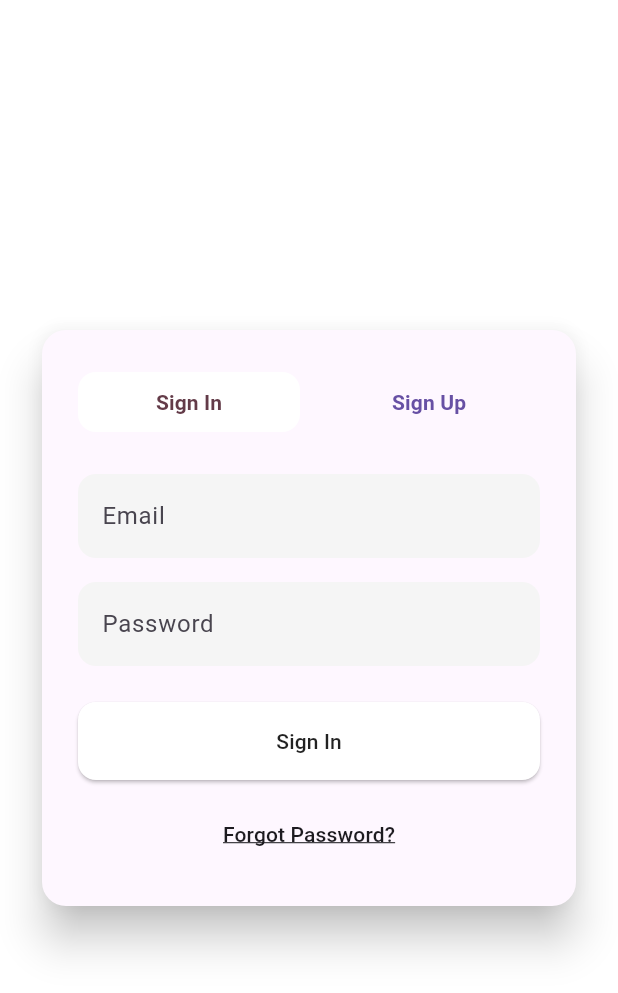
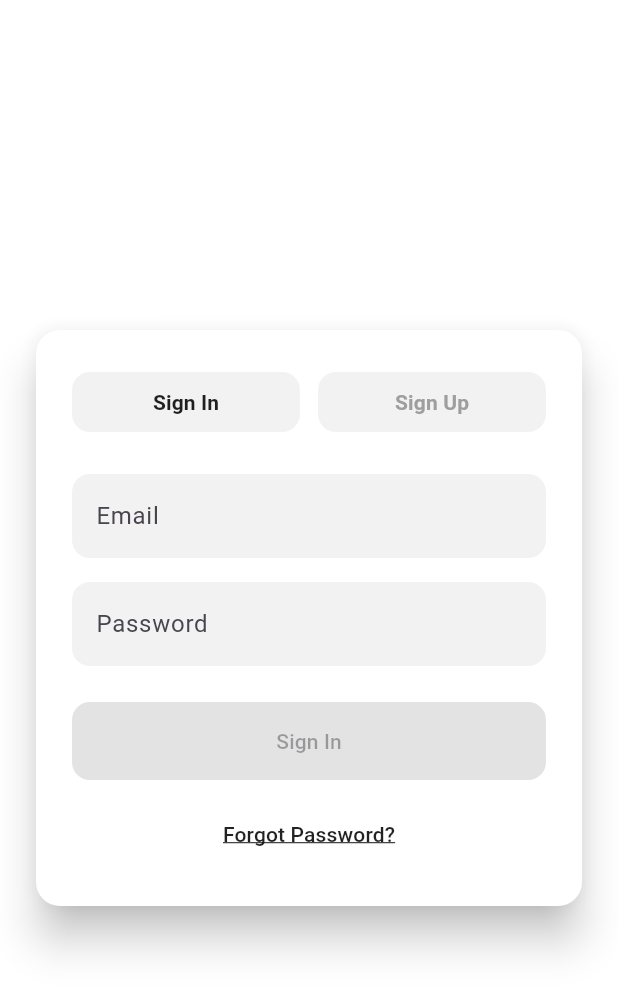
Before and after one commit to mustafayldz/harmoniGlow, a Flutter app: the screen it shows after launch, after a tap on "Sign In", on a phone screen of 412 x 824 dp. Shown: the top 993 px of the screen. Run offline on Flutter 3.47's test engine with Material 3 defaults, Android fonts, the phone set to English and light mode, and no system bars; drawn by our look-alikes of modal_progress_hud_nsn; our stand-ins replace firebase_analytics, firebase_auth, firebase_core, flutter_bloc, flutter_blue_plus, get_it and 7 more; missing offline and left inert: flex_color_picker; accounts and stored records are empty.

Commit message:
auth page bug fixed

```diff
--- a/lib/app_routes.dart
+++ b/lib/app_routes.dart
@@ -1,14 +1,14 @@
 import 'package:drumly/screens/bluetooth/find_devices.dart';
-import 'package:drumly/screens/home_page.dart';
-import 'package:drumly/screens/login/login_view.dart';
+import 'package:drumly/screens/home_view.dart';
+import 'package:drumly/screens/auth/auth_view.dart';
 import 'package:drumly/screens/splash/splash.dart';
 import 'package:flutter/material.dart';
 
 class AppRoute {
   final GlobalKey<NavigatorState> navigatorKey = GlobalKey<NavigatorState>();
   static getRoute() => <String, WidgetBuilder>{
-        '/login': (context) => const LoginView(),
-        '/home': (context) => const HomePage(),
+        '/auth': (context) => const AuthView(),
+        '/home': (context) => const HomeView(),
         '/splash': (context) => const SplashView(),
         '/findDevices': (context) => const FindDevicesScreen(),
       };
@@ -17,7 +17,7 @@ class AppRoute {
 
   static generateRoute(RouteSettings routeSettings) {
     if (routeSettings.name == '/home') {
-      return MaterialPageRoute(builder: (context) => const HomePage());
+      return MaterialPageRoute(builder: (context) => const HomeView());
     }
   }
 }
--- /dev/null
+++ b/lib/screens/auth/auth_view.dart
@@ -0,0 +1,216 @@
+import 'package:drumly/provider/app_provider.dart';
+import 'package:drumly/screens/auth/auth_viewmodel.dart';
+import 'package:flutter/material.dart';
+import 'package:provider/provider.dart';
+
+class AuthView extends StatefulWidget {
+  const AuthView({super.key});
+
+  @override
+  State<AuthView> createState() => _AuthViewState();
+}
+
+class _AuthViewState extends State<AuthView> {
+  late AuthViewModel viewModel;
+
+  @override
+  void initState() {
+    super.initState();
+    viewModel = AuthViewModel();
+    viewModel.init();
+  }
+
+  @override
+  void dispose() {
+    viewModel.disposeControllers();
+    super.dispose();
+  }
+
+  @override
+  Widget build(BuildContext context) =>
+      ChangeNotifierProvider<AuthViewModel>.value(
+        value: viewModel,
+        child: const AuthViewBody(),
+      );
+}
+
+class AuthViewBody extends StatelessWidget {
+  const AuthViewBody({super.key});
+
+  @override
+  Widget build(BuildContext context) {
+    final viewModel = context.watch<AuthViewModel>();
+    final appProvider = context.watch<AppProvider>();
+
+    final isDark = appProvider.isDarkMode;
+    final backgroundColor = isDark ? const Color(0xFF212121) : Colors.white;
+    final fieldColor =
+        isDark ? const Color(0xFF2E2E2E) : const Color(0xFFF2F2F2);
+    final buttonColor = isDark ? Colors.blueAccent : Colors.black;
+    final buttonTextColor = Colors.white;
+    final textColor = isDark ? Colors.white : Colors.black87;
+
+    return Scaffold(
+      body: Padding(
+        padding: const EdgeInsets.all(20),
+        child: Center(
+          child: Card(
+            color: backgroundColor,
+            elevation: 12,
+            shape: RoundedRectangleBorder(
+              borderRadius: BorderRadius.circular(16),
+            ),
+            child: Padding(
+              padding: const EdgeInsets.all(24),
+              child: Column(
+                mainAxisSize: MainAxisSize.min,
+                children: [
+                  Row(
+                    children: [
+                      Expanded(
+                        child: TextButton(
+                          onPressed: () => viewModel.toggleMode(true),
+                          style: TextButton.styleFrom(
+                            backgroundColor: fieldColor,
+                            shape: RoundedRectangleBorder(
+                              borderRadius: BorderRadius.circular(12),
+                            ),
+                          ),
+                          child: Text(
+                            'Sign In',
+                            style: TextStyle(
+                              color: viewModel.isLoginMode
+                                  ? textColor
+                                  : Colors.grey,
+                              fontWeight: FontWeight.bold,
+                            ),
+                          ),
+                        ),
+                      ),
+                      const SizedBox(width: 12),
+                      Expanded(
+                        child: TextButton(
+                          onPressed: () => viewModel.toggleMode(false),
+                          style: TextButton.styleFrom(
+                            backgroundColor: fieldColor,
+                            shape: RoundedRectangleBorder(
+                              borderRadius: BorderRadius.circular(12),
+                            ),
+                          ),
+                          child: Text(
+                            'Sign Up',
+                            style: TextStyle(
+                              color: !viewModel.isLoginMode
+                                  ? textColor
+                                  : Colors.grey,
+                              fontWeight: FontWeight.bold,
+                            ),
+                          ),
+                        ),
+                      ),
+                    ],
+                  ),
+                  const SizedBox(height: 24),
+                  if (!viewModel.isLoginMode)
+                    TextField(
+                      controller: viewModel.nameController,
+                      style: TextStyle(color: textColor),
+                      decoration: InputDecoration(
+                        labelText: 'Name',
+                        filled: true,
+                        fillColor: fieldColor,
+                        border: OutlineInputBorder(
+                          borderRadius: BorderRadius.circular(12),
+                          borderSide: BorderSide.none,
+                        ),
+                      ),
+                    ),
+                  if (!viewModel.isLoginMode) const SizedBox(height: 16),
+                  TextField(
+                    controller: viewModel.emailController,
+                    keyboardType: TextInputType.emailAddress,
+                    style: TextStyle(color: textColor),
+                    decoration: InputDecoration(
+                      labelText: 'Email',
+                      filled: true,
+                      fillColor: fieldColor,
+                      border: OutlineInputBorder(
+                        borderRadius: BorderRadius.circular(12),
+                        borderSide: BorderSide.none,
+                      ),
+                    ),
+                  ),
+                  const SizedBox(height: 16),
+                  TextField(
+                    controller: viewModel.passwordController,
+                    obscureText: true,
+                    style: TextStyle(color: textColor),
+                    decoration: InputDecoration(
+                      labelText: 'Password',
+                      filled: true,
+                      fillColor: fieldColor,
+                      border: OutlineInputBorder(
+                        borderRadius: BorderRadius.circular(12),
+                        borderSide: BorderSide.none,
+                      ),
+                    ),
+                  ),
+                  const SizedBox(height: 24),
+                  SizedBox(
+                    width: double.infinity,
+                    child: ElevatedButton(
+                      onPressed:
+                          viewModel.isButtonLoading || !viewModel.isFormValid
+                              ? null
+                              : () async {
+                                  if (viewModel.isLoginMode) {
+                                    await viewModel.login(context);
+                                  } else {
+                                    await viewModel.register(context);
+                                  }
+                                },
+                      style: ElevatedButton.styleFrom(
+                        backgroundColor: buttonColor,
+                        foregroundColor: buttonTextColor,
+                        padding: const EdgeInsets.symmetric(vertical: 16),
+                        shape: RoundedRectangleBorder(
+                          borderRadius: BorderRadius.circular(12),
+                        ),
+                      ),
+                      child: viewModel.isButtonLoading
+                          ? const SizedBox(
+                              height: 20,
+                              width: 20,
+                              child: CircularProgressIndicator(
+                                strokeWidth: 2,
+                                valueColor:
+                                    AlwaysStoppedAnimation<Color>(Colors.white),
+                              ),
+                            )
+                          : Text(viewModel.isLoginMode ? 'Sign In' : 'Sign Up'),
+                    ),
+                  ),
+                  if (viewModel.isLoginMode) ...[
+                    const SizedBox(height: 12),
+                    TextButton(
+                      onPressed: viewModel.isButtonLoading
+                          ? null
+                          : () => viewModel.resetPassword(context),
+                      child: Text(
+                        'Forgot Password?',
+                        style: TextStyle(
+                          decoration: TextDecoration.underline,
+                          color: textColor,
+                        ),
+                      ),
+                    ),
+                  ],
+                ],
+              ),
+            ),
+          ),
+        ),
+      ),
+    );
+  }
+}
--- /dev/null
+++ b/lib/screens/auth/auth_viewmodel.dart
@@ -0,0 +1,132 @@
+import 'package:drumly/services/local_service.dart';
+import 'package:drumly/services/user_service.dart';
+import 'package:drumly/shared/common_functions.dart';
+import 'package:firebase_auth/firebase_auth.dart';
+import 'package:flutter/material.dart';
+
+class AuthViewModel extends ChangeNotifier {
+  final UserService userService = UserService();
+  final FirebaseAuth _auth = FirebaseAuth.instance;
+
+  final nameController = TextEditingController();
+  final emailController = TextEditingController();
+  final passwordController = TextEditingController();
+
+  bool isLoginMode = true;
+  bool isButtonLoading = false;
+
+  void init() {
+    nameController.addListener(_onFormChanged);
+    emailController.addListener(_onFormChanged);
+    passwordController.addListener(_onFormChanged);
+  }
+
+  void _onFormChanged() {
+    notifyListeners();
+  }
+
+  void toggleMode(bool login) {
+    isLoginMode = login;
+    notifyListeners();
+  }
+
+  bool get isFormValid {
+    final email = emailController.text.trim();
+    final password = passwordController.text.trim();
+    final name = nameController.text.trim();
+
+    final hasRequiredFields = email.isNotEmpty && password.isNotEmpty;
+    final nameOk = isLoginMode || name.isNotEmpty;
+
+    return hasRequiredFields && nameOk && isValidEmail(email);
+  }
+
+  Future<void> login(BuildContext context) async {
+    isButtonLoading = true;
+    notifyListeners();
+
+    try {
+      final email = emailController.text.trim();
+      final password = passwordController.text.trim();
+
+      final UserCredential value = await _auth.signInWithEmailAndPassword(
+        email: email,
+        password: password,
+      );
+
+      if (value.user != null) {
+        final idToken = await value.user!.getIdToken();
+        await StorageService.saveFirebaseToken(idToken!);
+        await userService.getUser(context);
+
+        WidgetsBinding.instance.addPostFrameCallback((_) {
+          Navigator.pushNamed(context, '/home');
+        });
+      }
+    } catch (e) {
+      Future.delayed(Duration.zero, () {
+        showTopSnackBar(context, 'Sign in failed: $e');
+      });
+    } finally {
+      isButtonLoading = false;
+      notifyListeners();
+    }
+  }
+
+  Future<void> register(BuildContext context) async {
+    isButtonLoading = true;
+    notifyListeners();
+
+    try {
+      final email = emailController.text.trim();
+      final password = passwordController.text.trim();
+      final rawName = nameController.text.trim();
+      final name = rawName.isNotEmpty
+          ? rawName[0].toUpperCase() + rawName.substring(1)
+          : '';
+
+      final UserCredential cred = await _auth.createUserWithEmailAndPassword(
+        email: email,
+        password: password,
+      );
+
+      if (name.isNotEmpty && cred.user != null) {
+        await cred.user!.updateDisplayName(name);
+        await Future.microtask(() => cred.user!.reload());
+      }
+      toggleMode(true);
+    } catch (e) {
+      Future.delayed(Duration.zero, () {
+        showTopSnackBar(context, 'Sign up failed: $e');
+      });
+    } finally {
+      isButtonLoading = false;
+      notifyListeners();
+    }
+  }
+
+  Future<void> resetPassword(BuildContext context) async {
+    final email = emailController.text.trim();
+
+    if (email.isEmpty) {
+      showTopSnackBar(context, 'Please enter your email to reset password');
+      return;
+    }
+
+    try {
+      await _auth.sendPasswordResetEmail(email: email);
+      showTopSnackBar(context, 'Password reset email sent');
+    } catch (e) {
+      showTopSnackBar(context, 'Failed to send reset email: $e');
+    }
+  }
+
+  void disposeControllers() {
+    nameController.removeListener(_onFormChanged);
+    emailController.removeListener(_onFormChanged);
+    passwordController.removeListener(_onFormChanged);
+    nameController.dispose();
+    emailController.dispose();
+    passwordController.dispose();
+  }
+}
--- a/lib/screens/bluetooth/find_devices.dart
+++ b/lib/screens/bluetooth/find_devices.dart
@@ -6,7 +6,7 @@ import 'package:drumly/blocs/bluetooth/bluetooth_event.dart';
 import 'package:drumly/blocs/bluetooth/bluetooth_state.dart';
 import 'package:drumly/constants.dart';
 import 'package:drumly/services/local_service.dart';
-import 'package:drumly/screens/home_page.dart';
+import 'package:drumly/screens/home_view.dart';
 import 'package:url_launcher/url_launcher.dart';
 
 class FindDevicesScreen extends StatefulWidget {
@@ -70,7 +70,7 @@ class FindDevicesScreenState extends State<FindDevicesScreen> {
                     Navigator.pushAndRemoveUntil(
                       context,
                       MaterialPageRoute(
-                        builder: (_) => const HomePage(),
+                        builder: (_) => const HomeView(),
                       ),
                       (route) => false,
                     );
@@ -354,7 +354,7 @@ class FindDevicesScreenState extends State<FindDevicesScreen> {
     await Navigator.push(
       context,
       MaterialPageRoute(
-        builder: (context) => const HomePage(),
+        builder: (context) => const HomeView(),
       ),
     );
   }
--- a/lib/screens/login/login_view.dart
+++ /dev/null
@@ -1,269 +0,0 @@
-import 'package:drumly/provider/app_provider.dart';
-import 'package:drumly/services/local_service.dart';
-import 'package:drumly/services/user_service.dart';
-import 'package:drumly/shared/common_functions.dart';
-import 'package:firebase_auth/firebase_auth.dart';
-import 'package:flutter/material.dart';
-import 'package:modal_progress_hud_nsn/modal_progress_hud_nsn.dart';
-
-class LoginView extends StatefulWidget {
-  const LoginView({super.key});
-
-  @override
-  LoginViewState createState() => LoginViewState();
-}
-
-class LoginViewState extends State<LoginView> {
-  final UserService userService = UserService();
-  final AppProvider appProvider = AppProvider();
-
-  final TextEditingController nameController = TextEditingController();
-  final TextEditingController emailController = TextEditingController();
-  final TextEditingController passwordController = TextEditingController();
-  final FirebaseAuth _auth = FirebaseAuth.instance;
-
-  bool isLoginMode = true;
-
-  Future<void> login() async {
-    try {
-      appProvider.setLoading(true);
-      final UserCredential value = await _auth.signInWithEmailAndPassword(
-        email: emailController.text.trim(),
-        password: passwordController.text.trim(),
-      );
-      if (value.user != null) {
-        appProvider.setLoading(false);
-        final idToken = await value.user!.getIdToken();
-        await StorageService.saveFirebaseToken(idToken!);
-        await userService.getUser(context);
-        await Navigator.pushNamed(context, '/home');
-      }
-      showClassicSnackBar(
-        context,
-        'Sign in successful!',
-      );
-    } catch (e) {
-      showClassicSnackBar(
-        context,
-        'Sign in failed: $e',
-      );
-
-      appProvider.setLoading(false);
-    }
-  }
-
-  Future<void> register() async {
-    try {
-      appProvider.setLoading(true);
-      final UserCredential cred = await _auth.createUserWithEmailAndPassword(
-        email: emailController.text.trim(),
-        password: passwordController.text.trim(),
-      );
-      final rawName = nameController.text.trim();
-      final name = rawName.isNotEmpty
-          ? rawName[0].toUpperCase() + rawName.substring(1)
-          : '';
-      if (name.isNotEmpty) {
-        await cred.user!.updateDisplayName(name);
-        await cred.user!.reload();
-      }
-      appProvider.setLoading(false);
-      showClassicSnackBar(
-        context,
-        'Sign up successful!',
-      );
-
-      setState(() => isLoginMode = true);
-    } catch (e) {
-      showClassicSnackBar(
-        context,
-        'Sign up failed: $e',
-      );
-    }
-    appProvider.setLoading(false);
-  }
-
-  Future<void> resetPassword() async {
-    final email = emailController.text.trim();
-    if (email.isEmpty) {
-      showClassicSnackBar(
-        context,
-        'Please enter your email to reset password',
-      );
-      return;
-    }
-    try {
-      await _auth.sendPasswordResetEmail(email: email);
-      showClassicSnackBar(
-        context,
-        'Password reset email sent',
-      );
-    } catch (e) {
-      showClassicSnackBar(
-        context,
-        'Failed to send password reset email: $e',
-      );
-    }
-  }
-
-  @override
-  Widget build(BuildContext context) {
-    final theme = Theme.of(context);
-    final isDark = theme.brightness == Brightness.dark;
-
-    return Scaffold(
-      body: ModalProgressHUD(
-        inAsyncCall: appProvider.loading,
-        child: Center(
-          child: SingleChildScrollView(
-            padding: const EdgeInsets.symmetric(horizontal: 24),
-            child: Card(
-              color: theme.cardColor,
-              elevation: 12,
-              shape: RoundedRectangleBorder(
-                borderRadius: BorderRadius.circular(16),
-              ),
-              child: Padding(
-                padding: const EdgeInsets.all(24),
-                child: Column(
-                  mainAxisSize: MainAxisSize.min,
-                  children: [
-                    Row(
-                      children: [
-                        Expanded(
-                          child: TextButton(
-                            onPressed: () => setState(() => isLoginMode = true),
-                            style: TextButton.styleFrom(
-                              backgroundColor: isLoginMode
-                                  ? (isDark ? Colors.grey[700] : Colors.white)
-                                  : Colors.transparent,
-                              shape: RoundedRectangleBorder(
-                                borderRadius: BorderRadius.circular(12),
-                              ),
-                            ),
-                            child: Text(
-                              'Sign In',
-                              style: TextStyle(
-                                color: isLoginMode
-                                    ? theme.colorScheme.onTertiaryFixedVariant
-                                    : theme.colorScheme.primary,
-                                fontWeight: FontWeight.bold,
-                              ),
-                            ),
-                          ),
-                        ),
-                        const SizedBox(width: 12),
-                        Expanded(
-                          child: TextButton(
-                            onPressed: () =>
-                                setState(() => isLoginMode = false),
-                            style: TextButton.styleFrom(
-                              backgroundColor: !isLoginMode
-                                  ? (isDark ? Colors.grey[700] : Colors.white)
-                                  : Colors.transparent,
-                              shape: RoundedRectangleBorder(
-                                borderRadius: BorderRadius.circular(12),
-                              ),
-                            ),
-                            child: Text(
-                              'Sign Up',
-                              style: TextStyle(
-                                color: !isLoginMode
-                                    ? theme.colorScheme.onTertiaryFixedVariant
-                                    : theme.colorScheme.primary,
-                                fontWeight: FontWeight.bold,
-                              ),
-                            ),
-                          ),
-                        ),
-                      ],
-                    ),
-                    const SizedBox(height: 24),
-                    if (!isLoginMode)
-                      TextField(
-                        controller: nameController,
-                        style:
-                            TextStyle(color: theme.textTheme.bodyLarge?.color),
-                        decoration: InputDecoration(
-                          labelText: 'Name',
-                          filled: true,
-                          fillColor:
-                              isDark ? Colors.grey[800] : Colors.grey[100],
-                          border: OutlineInputBorder(
-                            borderRadius: BorderRadius.circular(12),
-                            borderSide: BorderSide.none,
-                          ),
-                        ),
-                      ),
-                    if (!isLoginMode) const SizedBox(height: 16),
-                    TextField(
-                      controller: emailController,
-                      keyboardType: TextInputType.emailAddress,
-                      style: TextStyle(color: theme.textTheme.bodyLarge?.color),
-                      decoration: InputDecoration(
-                        labelText: 'Email',
-                        filled: true,
-                        fillColor: isDark ? Colors.grey[800] : Colors.grey[100],
-                        border: OutlineInputBorder(
-                          borderRadius: BorderRadius.circular(12),
-                          borderSide: BorderSide.none,
-                        ),
-                      ),
-                    ),
-                    const SizedBox(height: 16),
-                    TextField(
-                      controller: passwordController,
-                      obscureText: true,
-                      style: TextStyle(color: theme.textTheme.bodyLarge?.color),
-                      decoration: InputDecoration(
-                        labelText: 'Password',
-                        filled: true,
-                        fillColor: isDark ? Colors.grey[800] : Colors.grey[100],
-                        border: OutlineInputBorder(
-                          borderRadius: BorderRadius.circular(12),
-                          borderSide: BorderSide.none,
-                        ),
-                      ),
-                    ),
-                    const SizedBox(height: 24),
-                    SizedBox(
-                      width: double.infinity,
-                      child: ElevatedButton(
-                        onPressed: isLoginMode ? login : register,
-                        style: ElevatedButton.styleFrom(
-                          backgroundColor:
-                              isDark ? theme.colorScheme.primary : Colors.white,
-                          foregroundColor: isDark
-                              ? theme.colorScheme.onPrimary
-                              : Colors.black87,
-                          padding: const EdgeInsets.symmetric(vertical: 16),
-                          shape: RoundedRectangleBorder(
-                            borderRadius: BorderRadius.circular(12),
-                          ),
-                        ),
-                        child: Text(isLoginMode ? 'Sign In' : 'Sign Up'),
-                      ),
-                    ),
-                    if (isLoginMode) ...[
-                      const SizedBox(height: 12),
-                      TextButton(
-                        onPressed: resetPassword,
-                        child: Text(
-                          'Forgot Password?',
-                          style: TextStyle(
-                            decoration: TextDecoration.underline,
-                            color: theme.colorScheme.onSurface,
-                          ),
-                        ),
-                      ),
-                    ],
-                  ],
-                ),
-              ),
-            ),
-          ),
-        ),
-      ),
-    );
-  }
-}
--- a/lib/screens/settings/setting_view.dart
+++ b/lib/screens/settings/setting_view.dart
@@ -213,7 +213,7 @@ class SettingViewState extends State<SettingView> {
                   await storageService.clearSavedDeviceId();
                   await storageService.clearFirebaseToken();
                   await Navigator.of(context).pushNamedAndRemoveUntil(
-                    '/login',
+                    '/auth',
                     (route) => false,
                   );
                 },
--- a/lib/screens/splash/splash.dart
+++ b/lib/screens/splash/splash.dart
@@ -40,7 +40,7 @@ class _SplashViewState extends State<SplashView>
       await Navigator.pushReplacementNamed(context, '/home');
     } else {
       if (!mounted) return;
-      await Navigator.pushReplacementNamed(context, '/login');
+      await Navigator.pushReplacementNamed(context, '/auth');
     }
   }
 
```
Also changed, not shown: lib/screens/home_view.dart (renamed from lib/screens/home_page.dart, +4 -4 lines), lib/shared/common_functions.dart (+53 -1 lines), 8 other files.
